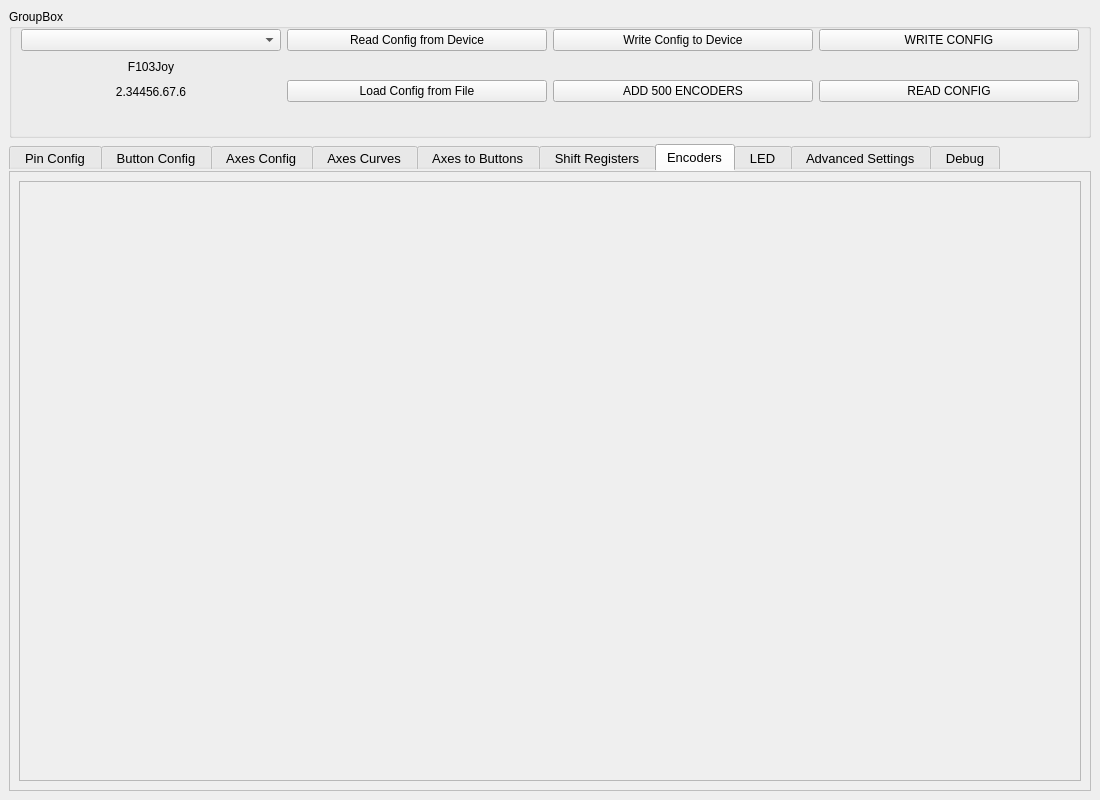
Above: mainwindow.ui from FreeJoy-Team/FreeJoyConfiguratorQt before the change. Below: the same form after it.
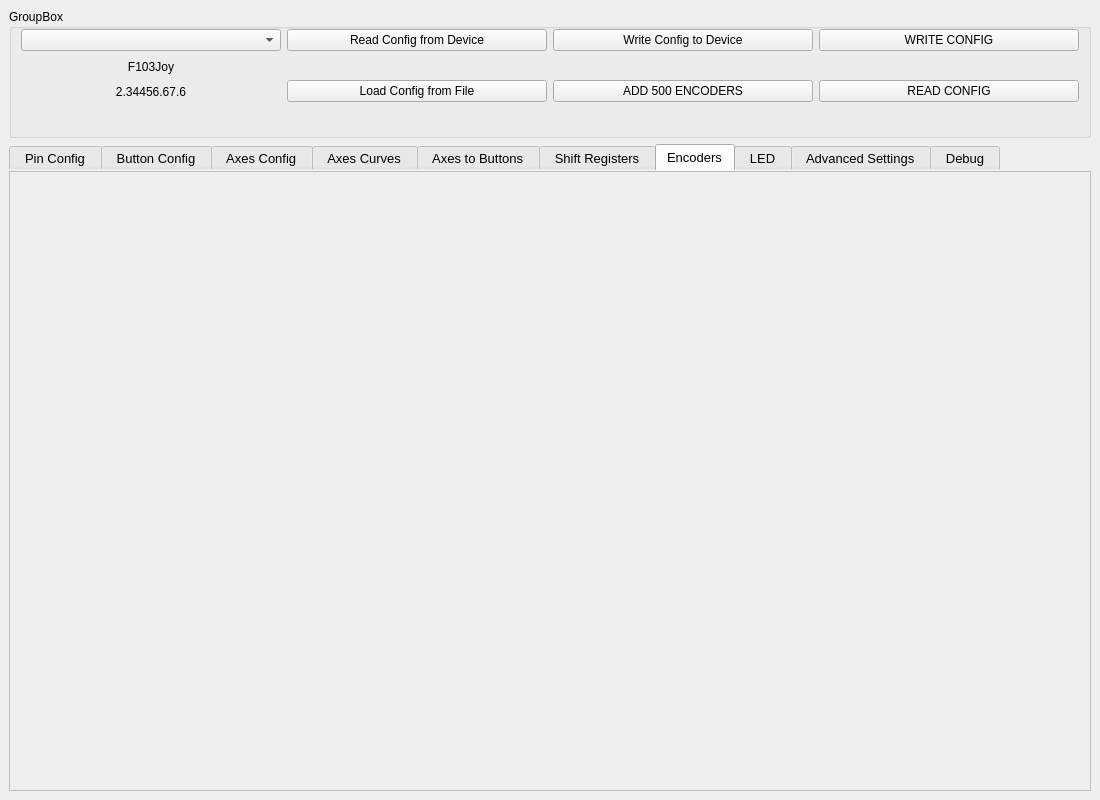
That is the form after the change. The open tabs and pages were chosen to show the change. Custom widgets are drawn as their Qt base class.

Commit message: encoders config

What changed in the file:
```diff
--- a/mainwindow.ui
+++ b/mainwindow.ui
@@ -201,29 +201,22 @@
        <attribute name="title">
         <string>Encoders</string>
        </attribute>
-       <layout class="QGridLayout" name="gridLayout_12">
-        <item row="0" column="0">
-         <widget class="QScrollArea" name="scrollArea_2">
-          <property name="widgetResizable">
-           <bool>true</bool>
-          </property>
-          <widget class="QWidget" name="scrollAreaWidgetContents_3">
-           <property name="geometry">
-            <rect>
-             <x>0</x>
-             <y>0</y>
-             <width>1060</width>
-             <height>601</height>
-            </rect>
-           </property>
-           <layout class="QGridLayout" name="gridLayout_14">
-            <item row="0" column="0">
-             <layout class="QVBoxLayout" name="verticalLayout_3"/>
-            </item>
-           </layout>
-          </widget>
-         </widget>
-        </item>
+       <layout class="QVBoxLayout" name="layoutV_tabEncodersConfig">
+        <property name="spacing">
+         <number>0</number>
+        </property>
+        <property name="leftMargin">
+         <number>0</number>
+        </property>
+        <property name="topMargin">
+         <number>0</number>
+        </property>
+        <property name="rightMargin">
+         <number>0</number>
+        </property>
+        <property name="bottomMargin">
+         <number>0</number>
+        </property>
        </layout>
       </widget>
       <widget class="QWidget" name="tab_LED">
```
Left out of the diff: 2 changed lines with no effect on the pictures. The commit also changes 17 other files.
